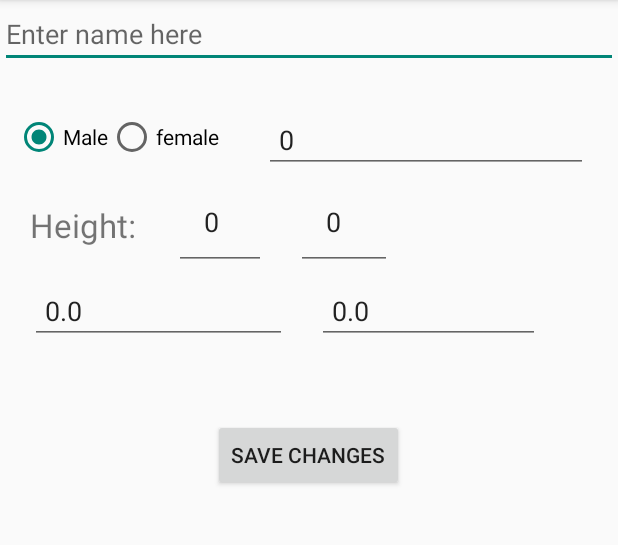
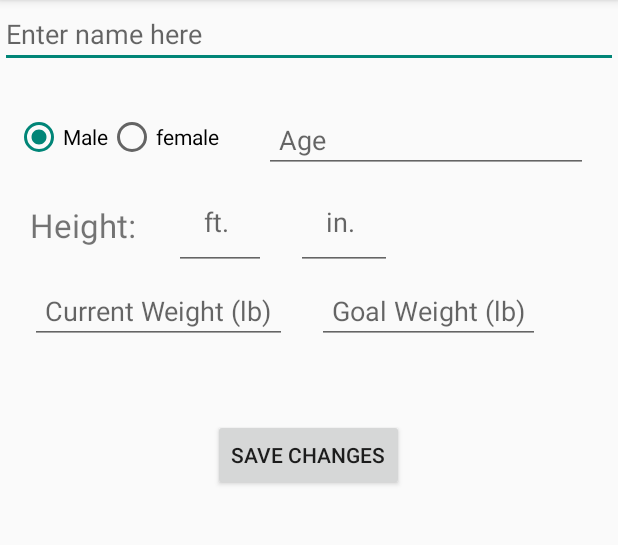
Before and after one commit to MJSanfelippo/CECS453FinalProject, an Android app: the screen it shows after launch (ProfileActivity), in the options menu, after a tap on "Profile", on a phone screen of 412 x 824 dp, the part 84-629 px from its top. Run offline under Robolectric (Android 15) with nearby library versions, the phone set to English and light mode, and no system bars.

Commit message:
Changed inputType in activity_profile goal weight EditText. Also fixed a bug where profile activity would crash if there were no current profile in the shared preferences. Finally, added in functionality to address if their goal weight is more than their current weight.

```diff
--- a/app/build.gradle
+++ b/app/build.gradle
@@ -2,7 +2,6 @@ apply plugin: 'com.android.application'
 
 android {
     compileSdkVersion 26
-    buildToolsVersion "26.0.1"
     defaultConfig {
         applicationId "android.csulb.edu.cecs453finalproject"
         minSdkVersion 15
--- a/app/src/main/java/android/csulb/edu/cecs453finalproject/MainActivity.java
+++ b/app/src/main/java/android/csulb/edu/cecs453finalproject/MainActivity.java
@@ -106,8 +106,9 @@ public class MainActivity extends AppCompatActivity {
         addFoodButton = (Button) findViewById(R.id.addFoodButton);
 
         SharedPreferences settings = getApplicationContext().getSharedPreferences("userSettings", 0);
-        double weight = settings.getFloat("currentWeight", 150);
-        weight = Formulas.convertLbToKg(weight);
+        double currentWeight = settings.getFloat("currentWeight", 150);
+        double goalWeight = settings.getFloat("goalWeight", Float.parseFloat(Double.toString(currentWeight)));
+        double currentWeightInKg = Formulas.convertLbToKg(currentWeight);
         int feet = settings.getInt("feet", 5);
         int inches = settings.getInt("inches", 6);
         int height = Formulas.convertToCm(feet, inches);
@@ -118,7 +119,12 @@ public class MainActivity extends AppCompatActivity {
         } else {
             isMale = false;
         }
-        goalCaloriesNumber = Formulas.harrisBenedictEquation(weight, height, age, isMale)-400; // double, int, int, bool
+        goalCaloriesNumber = Formulas.harrisBenedictEquation(currentWeightInKg, height, age, isMale); // double, int, int, bool
+        if (currentWeight > goalWeight){
+            goalCaloriesNumber -= 400;
+        } else if (currentWeight < goalWeight){
+            goalCaloriesNumber += 400;
+        }
         currentCaloriesNumber = 0;
         remainingCaloriesNumber = goalCaloriesNumber-currentCaloriesNumber;
 
--- a/app/src/main/java/android/csulb/edu/cecs453finalproject/ProfileActivity.java
+++ b/app/src/main/java/android/csulb/edu/cecs453finalproject/ProfileActivity.java
@@ -93,22 +93,6 @@ public class ProfileActivity extends AppCompatActivity{
         maleRadioButton = (RadioButton) findViewById(R.id.maleRadioButton);
         femaleRadioButton = (RadioButton) findViewById(R.id.femaleRadioButton);
 
-        SharedPreferences settings = getApplicationContext().getSharedPreferences("userSettings", 0);
-        nameEditText.setText(settings.getString("name", ""));
-        ageEditText.setText(Integer.toString(settings.getInt("age", 0)));
-        feetEditText.setText(Integer.toString(settings.getInt("feet", 0)));
-        inchesEditText.setText(Integer.toString(settings.getInt("inches", 0)));
-        currentWeightEditText.setText(Float.toString(settings.getFloat("currentWeight", Float.parseFloat(Double.toString(0.0)))));
-        goalWeightEditText.setText(Float.toString(settings.getFloat("goalWeight", Float.parseFloat(Double.toString(0.0)))));
-        if (settings.getString("gender", null).equals("male")){
-            genderRadioGroup.check(maleRadioButton.getId());
-        } else if (settings.getString("gender", null).equals("female")){
-            genderRadioGroup.check(femaleRadioButton.getId());
-        } else {
-            genderRadioGroup.check(maleRadioButton.getId());
-        }
-
-
 
 
     }
--- a/app/src/main/res/layout/activity_profile.xml
+++ b/app/src/main/res/layout/activity_profile.xml
@@ -96,6 +96,7 @@
     <EditText
         android:layout_width="wrap_content"
         android:layout_height="wrap_content"
+        android:inputType="number|numberDecimal"
         android:maxWidth="200dp"
         android:id="@+id/goalWeight"
         android:layout_marginLeft="20dp"
--- a/build.gradle
+++ b/build.gradle
@@ -5,7 +5,7 @@ buildscript {
         jcenter()
     }
     dependencies {
-        classpath 'com.android.tools.build:gradle:2.3.3'
+        classpath 'com.android.tools.build:gradle:3.0.1'
 
         // NOTE: Do not place your application dependencies here; they belong
         // in the individual module build.gradle files
```
Also changed, not shown: gradle/wrapper/gradle-wrapper.properties.
